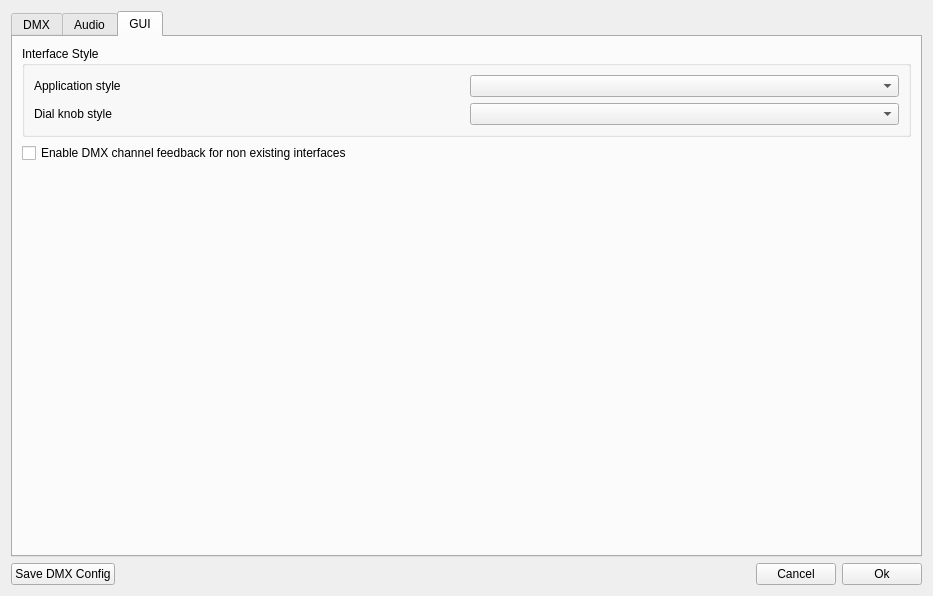
Pit1966/StageRunner, file StageRunner/gui/setupwidget.ui: the form before one commit.
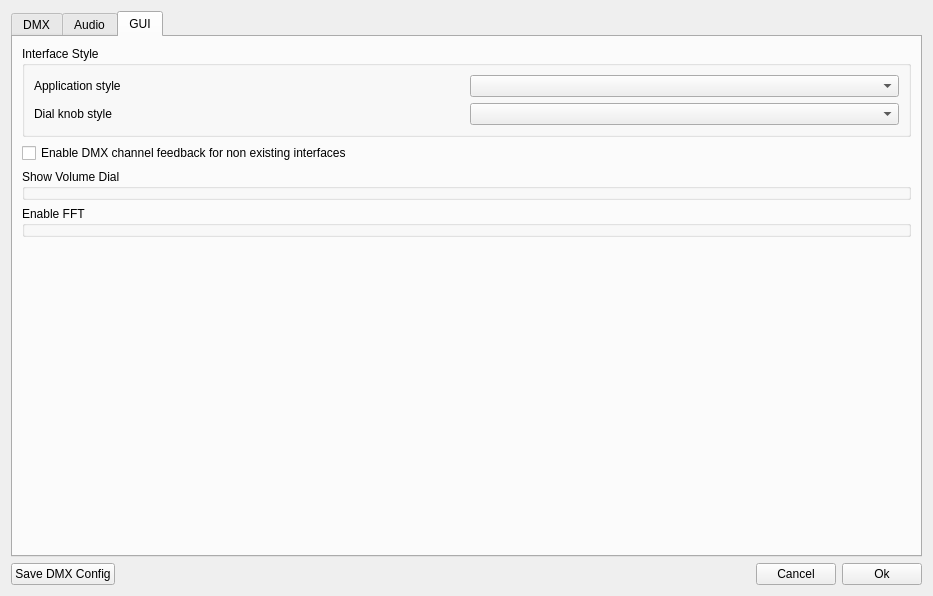
The form after the commit. The open tabs and pages were chosen to show the change.

Commit message: Fixed: Playlist volume changes to NULL when moved to next item by double click

Diff of the .ui file:
```diff
--- a/StageRunner/gui/setupwidget.ui
+++ b/StageRunner/gui/setupwidget.ui
@@ -275,6 +275,20 @@
          </property>
         </widget>
        </item>
+       <item>
+        <widget class="QGroupBox" name="showVolumeDialGroup">
+         <property name="title">
+          <string>Show Volume Dial</string>
+         </property>
+        </widget>
+       </item>
+       <item>
+        <widget class="QGroupBox" name="enableFFTGroup">
+         <property name="title">
+          <string>Enable FFT</string>
+         </property>
+        </widget>
+       </item>
        <item>
         <spacer name="verticalSpacer">
          <property name="orientation">
```
Left out of the diff: 2 changed lines with no effect on the pictures. The commit also changes 20 other files.
